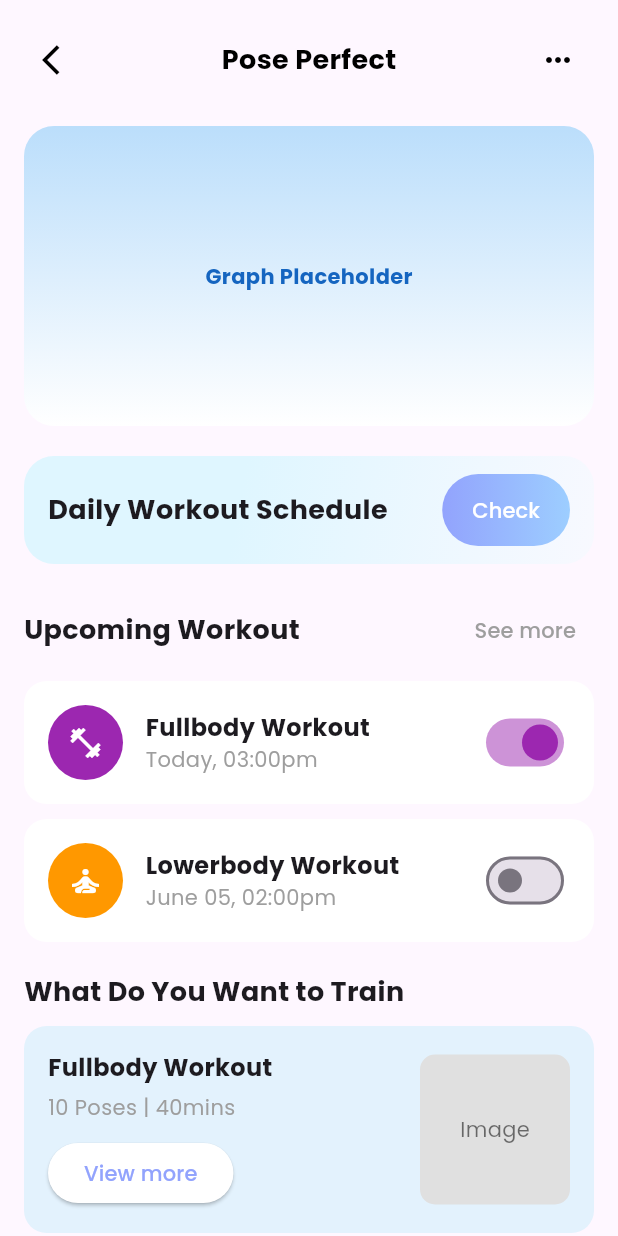
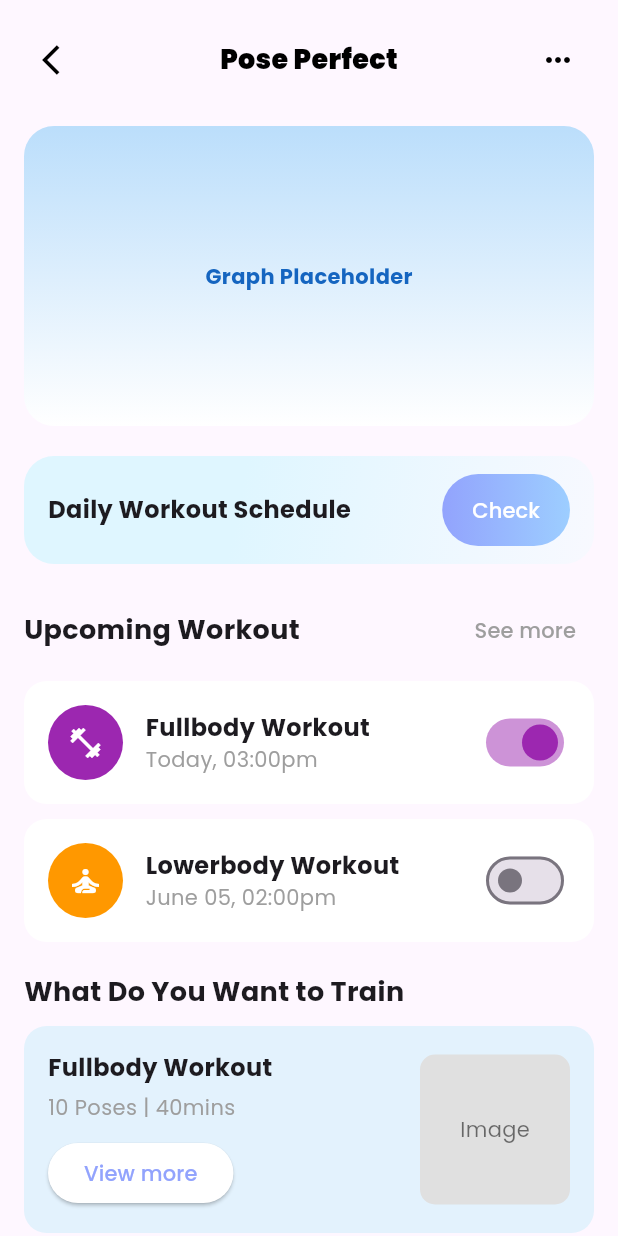
Before and after one commit to Liyo08/AlignMe, a Flutter app: the PosePerfectPage screen opened directly, on a phone screen of 412 x 824 dp. Run offline on Flutter 3.47's test engine with Material 3 defaults, Android fonts, the phone set to English and light mode, and no system bars; our stand-ins replace fl_chart, flutter_switch, google_fonts.

Commit message:
poseperfect page content added

```diff
--- a/lib/poseperfect_page.dart
+++ b/lib/poseperfect_page.dart
@@ -27,7 +27,7 @@ class PosePerfectPage extends StatelessWidget {
                       "Pose Perfect",
                       style: TextStyle(
                         color: Colors.black,
-                        fontWeight: FontWeight.bold,
+                        fontWeight: FontWeight.w900,
                         fontSize: 18,
                       ),
                     ),
@@ -85,7 +85,7 @@ decoration: BoxDecoration(
       const Text(
         "Daily Workout Schedule",
         style: TextStyle(
-          fontSize: 18,
+          fontSize: 16,
           fontWeight: FontWeight.bold,
         ),
       ),
```
